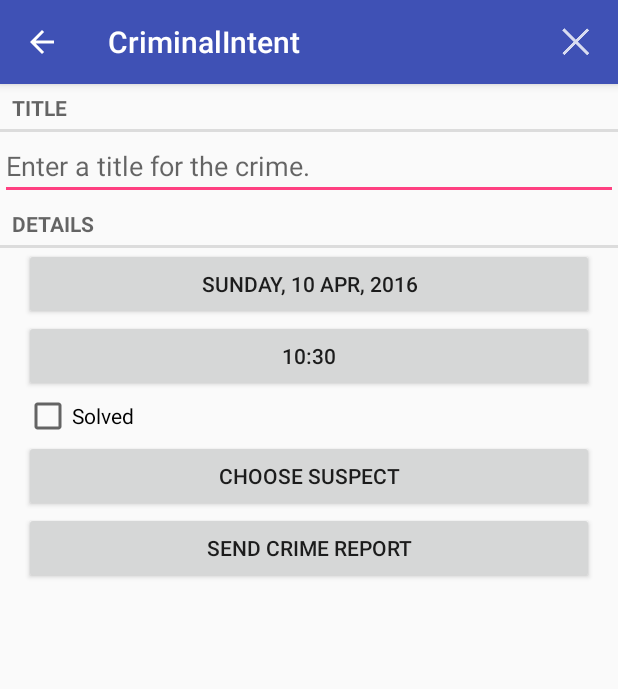
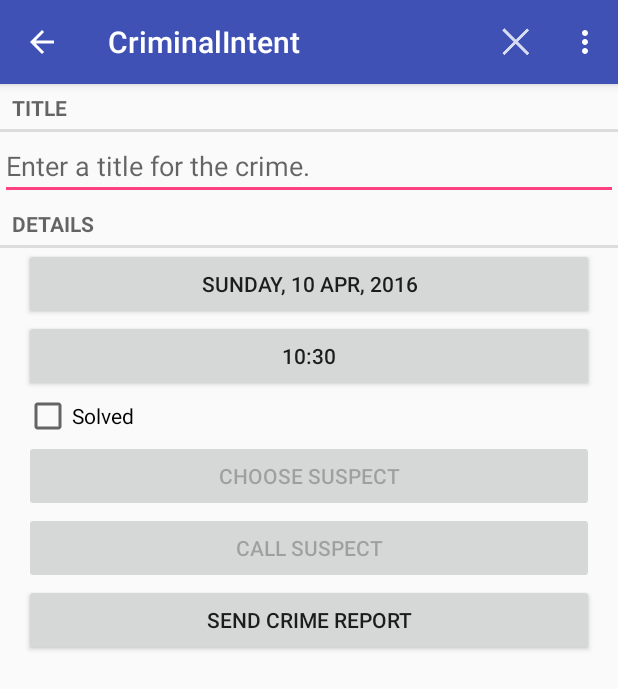
Before and after one commit to NicolasUA/CriminalIntent, an Android app: the CrimeFragment screen opened directly, with no data from a screen before it, after a tap on "SEND CRIME REPORT", on a phone screen of 412 x 824 dp. Shown: the top 689 px of the screen. Run offline under Robolectric (Android 15) with nearby library versions, the phone set to English and light mode, and no system bars.

Commit message:
Add delete suspect. Add call suspect

```diff
--- a/app/src/main/AndroidManifest.xml
+++ b/app/src/main/AndroidManifest.xml
@@ -1,6 +1,8 @@
 <?xml version="1.0" encoding="utf-8"?>
 <manifest xmlns:android="http://schemas.android.com/apk/res/android"
           package="com.bignerdranch.android.criminalintent">
+
+    <uses-permission android:name="android.permission.READ_CONTACTS"/>
 
     <application
         android:allowBackup="true"
--- a/app/src/main/java/com/bignerdranch/android/criminalintent/Crime.java
+++ b/app/src/main/java/com/bignerdranch/android/criminalintent/Crime.java
@@ -10,6 +10,7 @@ public class Crime {
     private Date mDate;
     private boolean mSolved;
     private String mSuspect;
+    private String mPhone;
 
     public Crime() {
         this(UUID.randomUUID());
@@ -55,4 +56,12 @@ public class Crime {
     public void setSuspect(String suspect) {
         mSuspect = suspect;
     }
+
+    public String getPhone() {
+        return mPhone;
+    }
+
+    public void setPhone(String phone) {
+        mPhone = phone;
+    }
 }
--- a/app/src/main/java/com/bignerdranch/android/criminalintent/CrimeFragment.java
+++ b/app/src/main/java/com/bignerdranch/android/criminalintent/CrimeFragment.java
@@ -3,10 +3,15 @@ package com.bignerdranch.android.criminalintent;
 import android.app.Activity;
 import android.content.DialogInterface;
 import android.content.Intent;
+import android.content.pm.PackageManager;
+import android.database.Cursor;
+import android.net.Uri;
 import android.os.Bundle;
+import android.provider.ContactsContract;
 import android.support.annotation.Nullable;
 import android.support.v4.app.Fragment;
 import android.support.v4.app.FragmentManager;
+import android.support.v4.app.ShareCompat;
 import android.support.v7.app.AlertDialog;
 import android.text.Editable;
 import android.text.TextWatcher;
@@ -33,6 +38,7 @@ public class CrimeFragment extends Fragment {
 
     private static final int REQUEST_DATE = 0;
     private static final int REQUEST_TIME = 1;
+    private static final int REQUEST_CONTACT = 2;
 
     private Crime mCrime;
     private EditText mTitleField;
@@ -40,6 +46,7 @@ public class CrimeFragment extends Fragment {
     private Button mTimeButton;
     private CheckBox mSolvedCheckBox;
     private Button mSuspectButton;
+    private Button mCallSuspectButton;
     private Button mSendReportButton;
 
     public static CrimeFragment newInstance(UUID crimeId) {
@@ -62,7 +69,7 @@ public class CrimeFragment extends Fragment {
 
     @Nullable
     @Override
-    public View onCreateView(LayoutInflater inflater, @Nullable ViewGroup container, @Nullable Bundle savedInstanceState) {
+    public View onCreateView(final LayoutInflater inflater, @Nullable ViewGroup container, @Nullable Bundle savedInstanceState) {
         View view = inflater.inflate(R.layout.fragment_crime, container, false);
 
         mTitleField = (EditText) view.findViewById(R.id.crime_title);
@@ -127,23 +134,63 @@ public class CrimeFragment extends Fragment {
             }
         });
 
+        final Intent pickContactIntent = new Intent(Intent.ACTION_PICK,
+                ContactsContract.Contacts.CONTENT_URI);
+//        pickContactIntent.addCategory(Intent.CATEGORY_HOME);
+        mSuspectButton = (Button) view.findViewById(R.id.crime_suspect);
+        mSuspectButton.setOnClickListener(new View.OnClickListener() {
+            @Override
+            public void onClick(View v) {
+                startActivityForResult(pickContactIntent, REQUEST_CONTACT);
+            }
+        });
+        if (mCrime.getSuspect() != null) {
+            mSuspectButton.setText(mCrime.getSuspect());
+        }
+
+        PackageManager packageManager = getActivity().getPackageManager();
+        if (packageManager.resolveActivity(pickContactIntent,
+                PackageManager.MATCH_DEFAULT_ONLY) == null) {
+            mSuspectButton.setEnabled(false);
+        }
+
+        mCallSuspectButton = (Button) view.findViewById(R.id.crime_call);
+        mCallSuspectButton.setOnClickListener(new View.OnClickListener() {
+            @Override
+            public void onClick(View v) {
+                Intent intent = new Intent(Intent.ACTION_DIAL);
+                intent.setData(Uri.parse("tel:" + mCrime.getPhone()));
+                startActivity(intent);
+            }
+        });
+        mCallSuspectButton.setEnabled(mCrime.getPhone() != null);
+
         mSendReportButton = (Button) view.findViewById(R.id.crime_report);
         mSendReportButton.setOnClickListener(new View.OnClickListener() {
             @Override
             public void onClick(View v) {
+/*
                 Intent intent = new Intent(Intent.ACTION_SEND);
                 intent.setType("text/plain");
                 intent.putExtra(Intent.EXTRA_TEXT, getCrimeReport());
                 intent.putExtra(Intent.EXTRA_SUBJECT, getString(R.string.crime_report_subject));
+                intent = Intent.createChooser(intent, getString(R.string.send_report));
                 startActivity(intent);
+*/
+                ShareCompat.IntentBuilder.from(getActivity())
+                        .setType("text/plain")
+                        .setText(getCrimeReport())
+                        .setSubject(getString(R.string.crime_report_subject))
+                        .setChooserTitle(R.string.send_report)
+                        .startChooser();
             }
         });
         return view;
     }
 
     @Override
-    public void onResume() {
-        super.onResume();
+    public void onPause() {
+        super.onPause();
 
         CrimeLab.getCrimeLab(getActivity()).updateCrime(mCrime);
     }
@@ -153,15 +200,52 @@ public class CrimeFragment extends Fragment {
         if (resultCode != Activity.RESULT_OK) {
             return;
         }
-        if (requestCode == REQUEST_DATE) {
-            Date date = (Date) data.getSerializableExtra(DatePickerFragment.EXTRA_DATE);
-            mCrime.setDate(date);
-            updateDate();
-        }
-        if (requestCode == REQUEST_TIME) {
-            Date date = (Date) data.getSerializableExtra(TimePickerFragment.EXTRA_TIME);
-            mCrime.setDate(date);
-            updateTime();
+        switch (requestCode) {
+            case (REQUEST_DATE):
+                Date date = (Date) data.getSerializableExtra(DatePickerFragment.EXTRA_DATE);
+                mCrime.setDate(date);
+                updateDate();
+                return;
+            case (REQUEST_TIME):
+                Date time = (Date) data.getSerializableExtra(TimePickerFragment.EXTRA_TIME);
+                mCrime.setDate(time);
+                updateTime();
+            case (REQUEST_CONTACT):
+                if (data != null) {
+                Uri contactUri = data.getData();
+                String[] queryFields = new String[]{ContactsContract.Contacts.DISPLAY_NAME};
+                Cursor cursor = getActivity().getContentResolver()
+                        .query(contactUri, null, null, null, null);
+                try {
+                    if (cursor.getCount() == 0) {
+                        return;
+                    }
+                    cursor.moveToFirst();
+                    String suspect = cursor.getString(cursor
+                            .getColumnIndex(ContactsContract.Contacts.DISPLAY_NAME));
+                    mCrime.setSuspect(suspect);
+                    mSuspectButton.setText(suspect);
+                    String id = cursor.getString(cursor
+                            .getColumnIndex(ContactsContract.Contacts._ID));
+                    String hasPhone = cursor.getString(cursor
+                            .getColumnIndex(ContactsContract.Contacts.HAS_PHONE_NUMBER));
+                    String phone = null;
+                    if (hasPhone.equalsIgnoreCase("1")) {
+                        Cursor phones = getActivity().getContentResolver()
+                                .query(ContactsContract.CommonDataKinds.Phone.CONTENT_URI, null,
+                                        ContactsContract.CommonDataKinds.Phone.CONTACT_ID + " = ?",
+                                        new String[] {id}, null);
+                        phones.moveToFirst();
+                        phone = phones.getString(phones
+                                .getColumnIndex(ContactsContract.CommonDataKinds.Phone.NUMBER));
+                    }
+                    mCrime.setPhone(phone);
+                } finally {
+                    cursor.close();
+                }
+                mCallSuspectButton.setEnabled(mCrime.getPhone() != null);
+
+            }
         }
     }
 
@@ -192,6 +276,11 @@ public class CrimeFragment extends Fragment {
                             }
                         }).show();
                 return true;
+            case R.id.menu_item_delete_suspect:
+                mCrime.setSuspect(null);
+                mCrime.setPhone(null);
+                mSuspectButton.setText(R.string.crime_suspect_text);
+                mCallSuspectButton.setEnabled(false);
             default:
                 return super.onOptionsItemSelected(item);
         }
--- a/app/src/main/java/com/bignerdranch/android/criminalintent/CrimeLab.java
+++ b/app/src/main/java/com/bignerdranch/android/criminalintent/CrimeLab.java
@@ -93,6 +93,7 @@ public class CrimeLab {
         values.put(CrimeTable.Columns.DATE, crime.getDate().getTime());
         values.put(CrimeTable.Columns.SOLVED, crime.isSolved() ? 1 : 0);
         values.put(CrimeTable.Columns.SUSPECT, crime.getSuspect());
+        values.put(CrimeTable.Columns.PHONE, crime.getPhone());
         return values;
     }
 
--- a/app/src/main/java/com/bignerdranch/android/criminalintent/database/CrimeBaseHelper.java
+++ b/app/src/main/java/com/bignerdranch/android/criminalintent/database/CrimeBaseHelper.java
@@ -22,7 +22,8 @@ public class CrimeBaseHelper extends SQLiteOpenHelper {
                 CrimeTable.Columns.TITLE + "," +
                 CrimeTable.Columns.DATE + "," +
                 CrimeTable.Columns.SOLVED + "," +
-                CrimeTable.Columns.SUSPECT + ")"
+                CrimeTable.Columns.SUSPECT + "," +
+                CrimeTable.Columns.PHONE + ")"
         );
     }
 
--- a/app/src/main/java/com/bignerdranch/android/criminalintent/database/CrimeCursorWrapper.java
+++ b/app/src/main/java/com/bignerdranch/android/criminalintent/database/CrimeCursorWrapper.java
@@ -20,12 +20,14 @@ public class CrimeCursorWrapper extends CursorWrapper {
         long date = getLong(getColumnIndex(CrimeTable.Columns.DATE));
         int isSolved  = getInt(getColumnIndex(CrimeTable.Columns.SOLVED));
         String suspect = getString(getColumnIndex(CrimeTable.Columns.SUSPECT));
+        String phone = getString(getColumnIndex(CrimeTable.Columns.PHONE));
 
         Crime crime = new Crime(UUID.fromString(uuid));
         crime.setTitle(title);
         crime.setDate(new Date(date));
         crime.setSolved(isSolved != 0);
         crime.setSuspect(suspect);
+        crime.setPhone(phone);
 
         return crime;
     }
--- a/app/src/main/java/com/bignerdranch/android/criminalintent/database/CrimeDbSchema.java
+++ b/app/src/main/java/com/bignerdranch/android/criminalintent/database/CrimeDbSchema.java
@@ -10,6 +10,7 @@ public class CrimeDbSchema {
             public static final String DATE = "date";
             public static final String SOLVED = "solved";
             public static final String SUSPECT = "suspect";
+            public static final String PHONE = "phone";
         }
     }
 }
--- a/app/src/main/res/layout-land/fragment_crime.xml
+++ b/app/src/main/res/layout-land/fragment_crime.xml
@@ -74,6 +74,14 @@
                 android:text="@string/crime_suspect_text"/>
 
             <Button
+                android:id="@+id/crime_call"
+                android:layout_width="match_parent"
+                android:layout_height="wrap_content"
+                android:layout_marginLeft="16dp"
+                android:layout_marginRight="16dp"
+                android:text="@string/crime_call_suspect"/>
+
+            <Button
                 android:id="@+id/crime_report"
                 android:layout_width="match_parent"
                 android:layout_height="wrap_content"
--- a/app/src/main/res/layout/fragment_crime.xml
+++ b/app/src/main/res/layout/fragment_crime.xml
@@ -54,6 +54,14 @@
         android:text="@string/crime_suspect_text"/>
 
     <Button
+        android:id="@+id/crime_call"
+        android:layout_width="match_parent"
+        android:layout_height="wrap_content"
+        android:layout_marginLeft="16dp"
+        android:layout_marginRight="16dp"
+        android:text="@string/crime_call_suspect"/>
+
+    <Button
         android:id="@+id/crime_report"
         android:layout_width="match_parent"
         android:layout_height="wrap_content"
--- a/app/src/main/res/menu/fragment_crime.xml
+++ b/app/src/main/res/menu/fragment_crime.xml
@@ -6,4 +6,8 @@
         android:icon="@drawable/ic_menu_delete"
         android:title="@string/delete_crime"
         app:showAsAction="ifRoom|withText"/>
+    <item
+        android:id="@+id/menu_item_delete_suspect"
+        android:title="@string/delete_suspect"
+        app:showAsAction="never"/>
 </menu>
--- a/app/src/main/res/values/strings.xml
+++ b/app/src/main/res/values/strings.xml
@@ -25,6 +25,8 @@ The crime was discovered on %2$s. %3$s, and %4$s
     <string name="crime_report_suspect">the suspect is %s.</string>
     <string name="crime_report_subject">CriminalIntent Crime Report</string>
     <string name="send_report">Send crime report via</string>
+    <string name="crime_call_suspect">Call suspect</string>
+    <string name="delete_suspect">Delete suspect</string>
     <plurals name="subtitle_plurals">
         <item quantity="one">%1$s crime</item>
         <item quantity="other">%1$s crimes</item>
```
Also changed, not shown: 1 other file.
